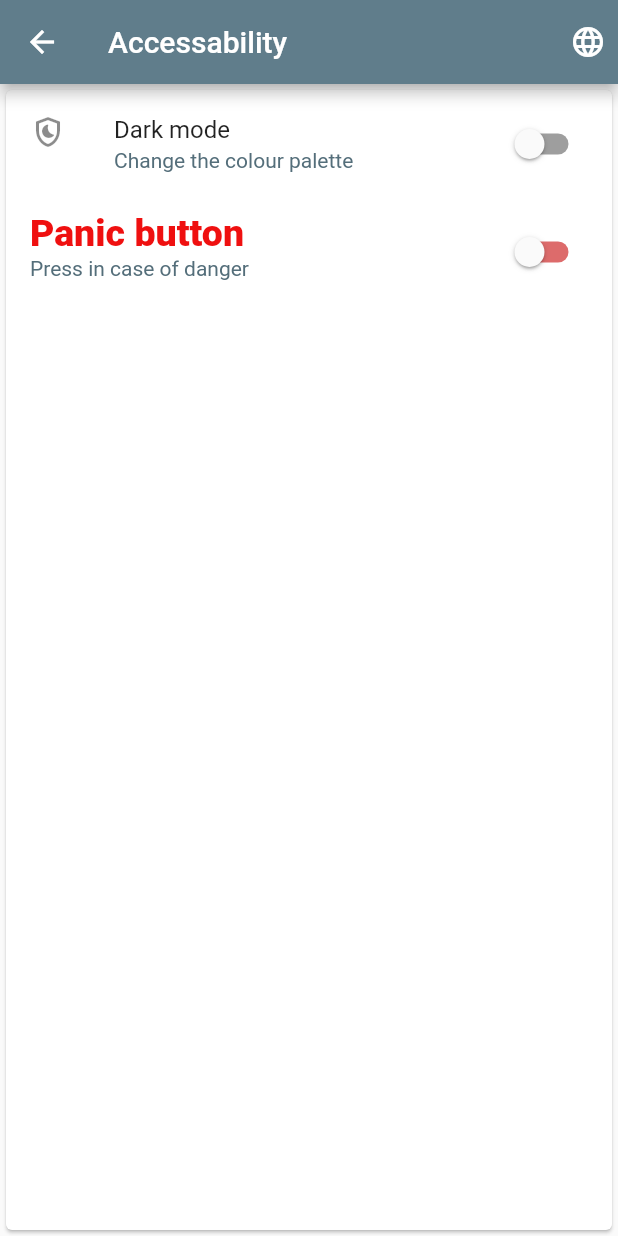
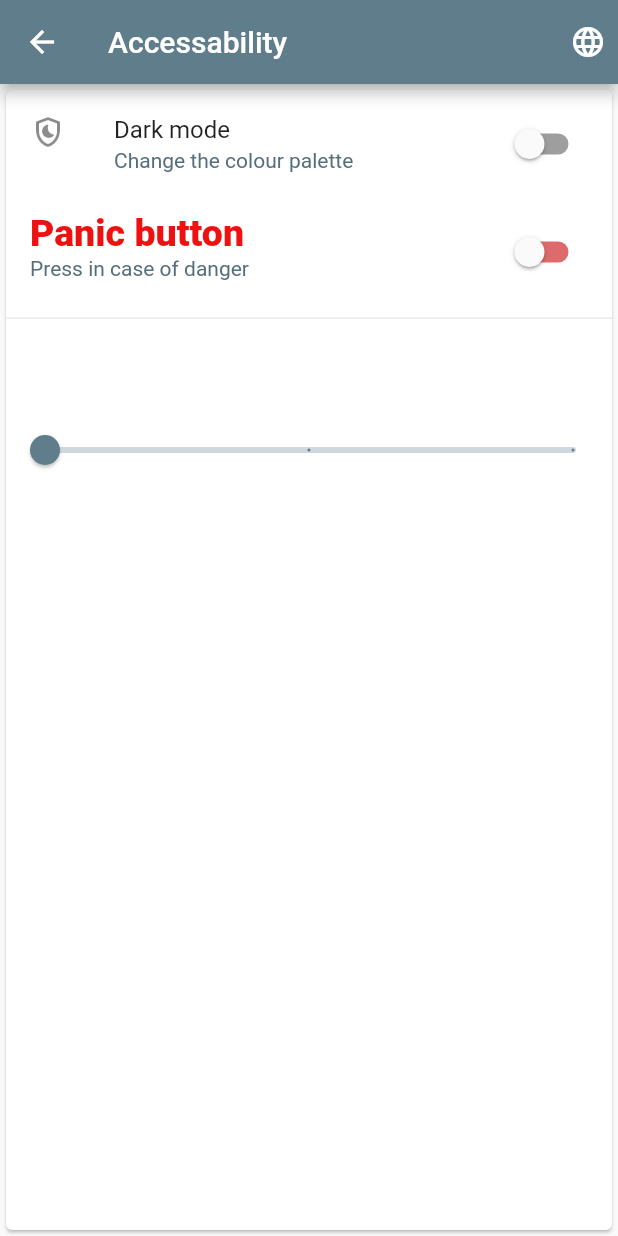
Before and after one commit to irenegordun/EA-Frontend, a Flutter app: the Accessibility screen opened directly, on a phone screen of 412 x 824 dp. Run offline on Flutter 3.47's test engine with Material 2 defaults, Android fonts, the phone set to English and light mode, and no system bars; our stand-ins replace jwt_decoder, localstorage, shared_preferences; missing offline and left inert: dart:html, dart_jsonwebtoken, draggable_fab, jaguar_jwt, jwt_decode, password_strength_checker; accounts and stored records are empty; generated files the repository leaves out were written again; network calls fail.

Commit message:
Font size

```diff
--- a/flutter_front/lib/views/accessibility.dart
+++ b/flutter_front/lib/views/accessibility.dart
@@ -10,6 +10,8 @@ class Accessibility extends StatefulWidget {
   @override
   State<Accessibility> createState() => _AccessibilitytState();
 }
+
+double sliderFont = 0.0;
 
 class _AccessibilitytState extends State<Accessibility> {
   bool _darkmode = false;
@@ -114,6 +116,34 @@ class _AccessibilitytState extends State<Accessibility> {
                 ),
                 controlAffinity: ListTileControlAffinity.trailing,
             ),
+
+            const Divider(),
+
+            //large fonts
+            ListTile(
+              title: Text("hola",
+                style: TextStyle (
+                  fontSize: MediaQuery.of(context).size.width * sliderFont,
+                ),
+              ),
+
+            ),
+            Slider(
+
+                value: sliderFont,
+                onChanged: (newFont) {
+                  setState(() {
+                    sliderFont = newFont;
+                  });
+                },
+                min: 0.0,
+                max: 0.5,
+                divisions: 2,
+                activeColor: Colors.blueGrey,
+                inactiveColor: Colors.blueGrey.shade100,
+                thumbColor: Colors.blueGrey,
+                label: "$sliderFont",
+              ),
           ],
           ),
         ),
```
